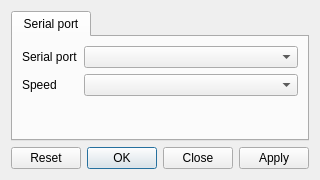
sardylan/qcw, file src/windows/configwindow.ui: the form before one commit.
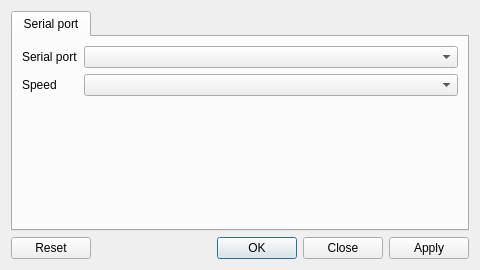
The form after the commit.

Commit message: Configuration dialog completed

```diff
--- a/src/windows/configwindow.ui
+++ b/src/windows/configwindow.ui
@@ -9,14 +9,14 @@
    <rect>
     <x>0</x>
     <y>0</y>
-    <width>320</width>
-    <height>180</height>
+    <width>480</width>
+    <height>270</height>
    </rect>
   </property>
   <property name="minimumSize">
    <size>
-    <width>320</width>
-    <height>180</height>
+    <width>480</width>
+    <height>270</height>
    </size>
   </property>
   <property name="windowTitle">
```
The commit also changes 1 other file.
